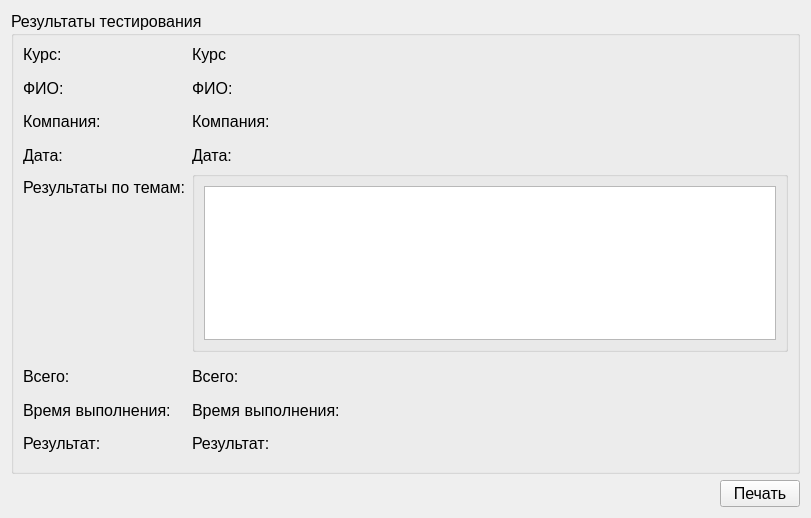
The window that fillresult.ui (Rayzedan/SystemControlStudent) describes before a commit, drawn with Qt 5.
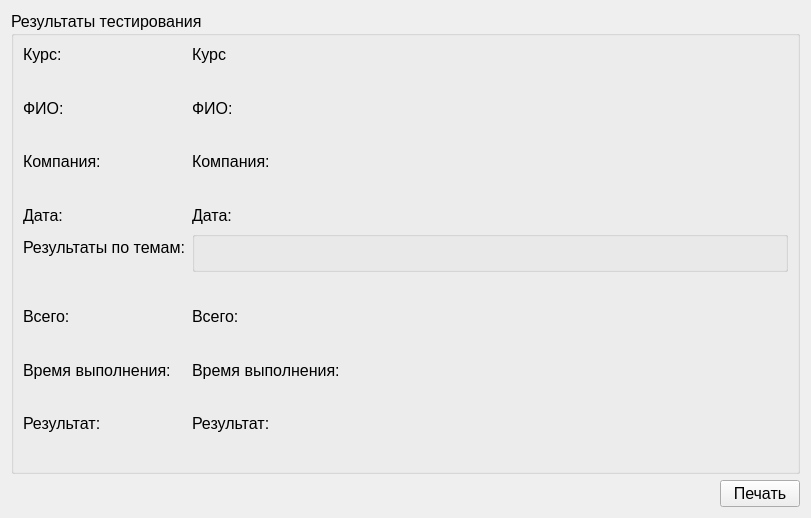
The same window after the commit.

Patch:
```diff
--- a/fillresult.ui
+++ b/fillresult.ui
@@ -234,11 +234,7 @@
           <property name="title">
            <string/>
           </property>
-          <layout class="QVBoxLayout" name="verticalLayout_3">
-           <item>
-            <widget class="QTableView" name="tableView"/>
-           </item>
-          </layout>
+          <layout class="QVBoxLayout" name="verticalLayout_3"/>
          </widget>
         </item>
        </layout>
```
